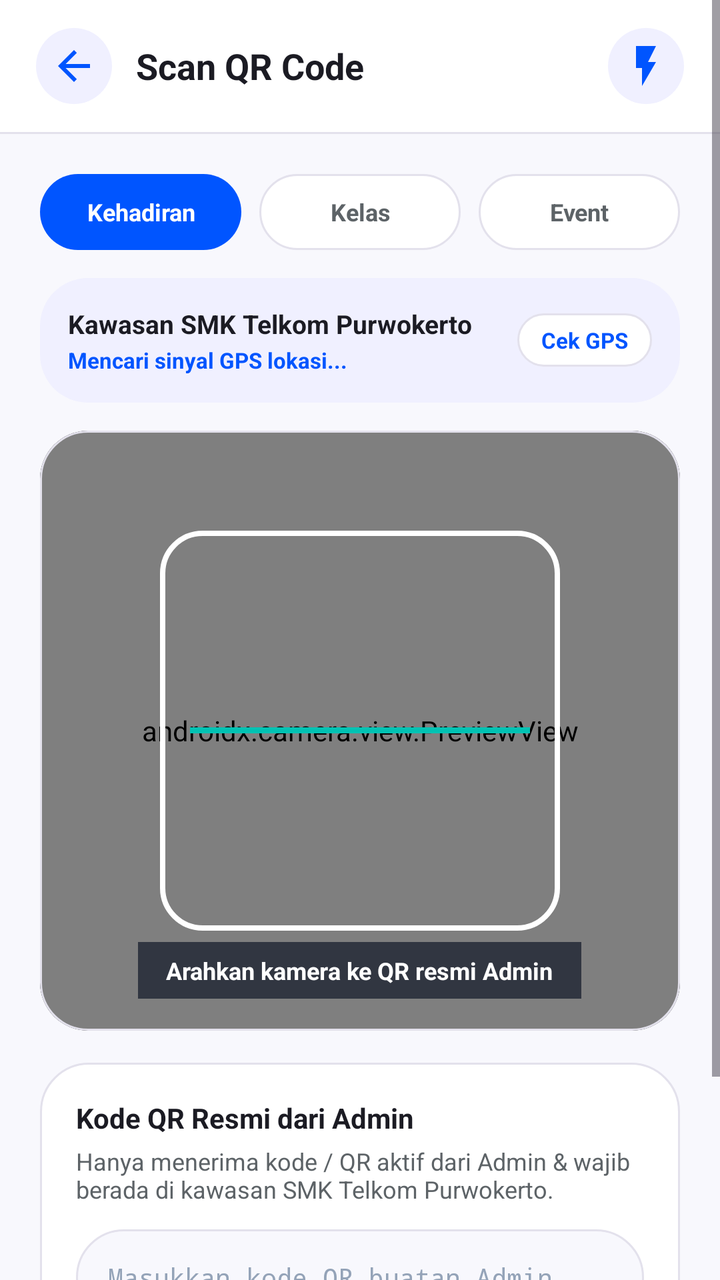
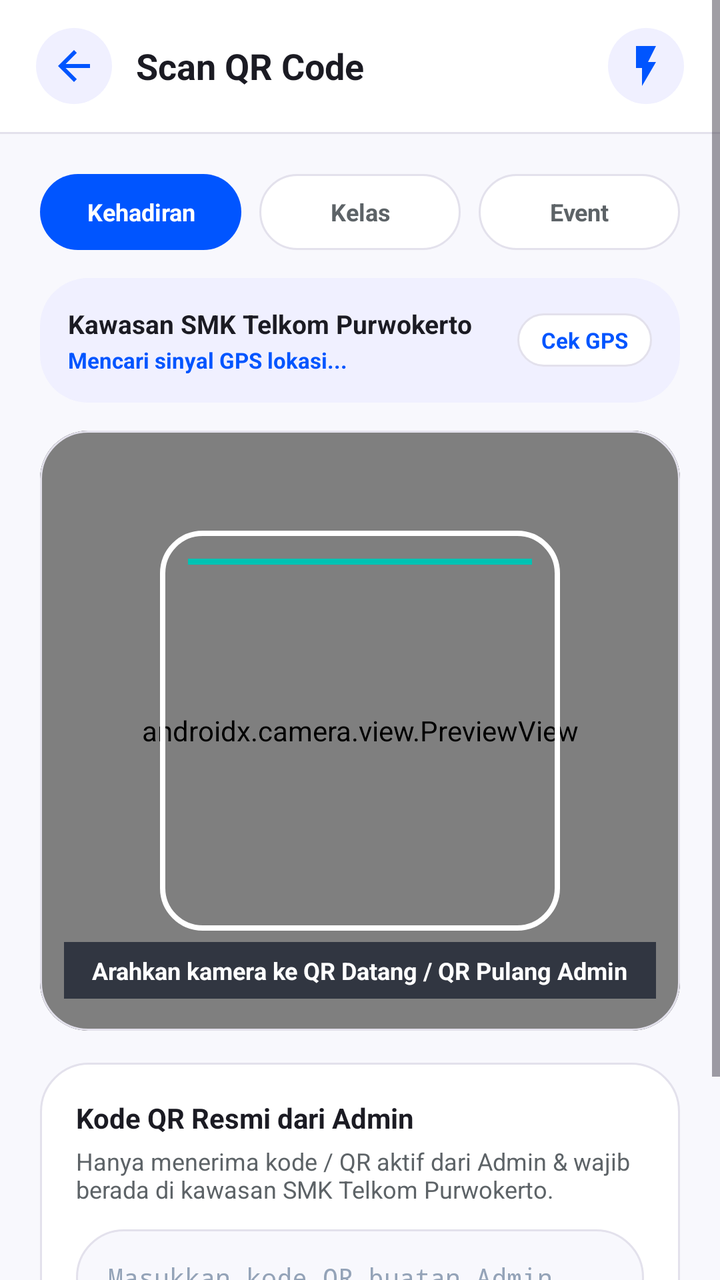

Screens rendered from an Android XML layout before and after an edit, with the pre-edit source and the edit as a unified diff.
<!-- AndroidManifest.xml: application theme Theme.ProjectPSAS -->
<!-- res/layout/activity_scanner.xml -->
<?xml version="1.0" encoding="utf-8"?>
<ScrollView xmlns:android="http://schemas.android.com/apk/res/android"
    xmlns:app="http://schemas.android.com/apk/res-auto"
    android:layout_width="match_parent"
    android:layout_height="match_parent"
    android:background="@color/canvas_bg"
    android:fillViewport="true">

    <LinearLayout
        android:layout_width="match_parent"
        android:layout_height="wrap_content"
        android:orientation="vertical">

        
        <LinearLayout
            android:layout_width="match_parent"
            android:layout_height="wrap_content"
            android:background="@color/white"
            android:gravity="center_vertical"
            android:orientation="horizontal"
            android:paddingHorizontal="18dp"
            android:paddingVertical="14dp">

            <ImageButton
                android:id="@+id/btnBackScanner"
                android:layout_width="38dp"
                android:layout_height="38dp"
                android:background="@drawable/bg_circle_lavender"
                android:contentDescription="Kembali"
                android:padding="8dp"
                android:src="@drawable/ic_arrow_back"
                app:tint="@color/brand_blue" />

            <TextView
                android:layout_width="0dp"
                android:layout_height="wrap_content"
                android:layout_marginStart="12dp"
                android:layout_weight="1"
                android:text="Scan QR Code"
                android:textColor="@color/text_primary"
                android:textSize="18sp"
                android:textStyle="bold" />

            <ImageButton
                android:id="@+id/btnFlash"
                android:layout_width="38dp"
                android:layout_height="38dp"
                android:background="@drawable/bg_circle_lavender"
                android:contentDescription="Lampu Flash"
                android:padding="8dp"
                android:src="@drawable/ic_flash"
                app:tint="@color/brand_blue" />
        </LinearLayout>

        <View
            android:layout_width="match_parent"
            android:layout_height="1dp"
            android:background="@color/border_light" />

        <LinearLayout
            android:layout_width="match_parent"
            android:layout_height="wrap_content"
            android:orientation="vertical"
            android:padding="20dp">

            
            <LinearLayout
                android:layout_width="match_parent"
                android:layout_height="wrap_content"
                android:layout_marginBottom="14dp"
                android:orientation="horizontal">

                <TextView
                    android:id="@+id/tabModeKehadiran"
                    android:layout_width="0dp"
                    android:layout_height="38dp"
                    android:layout_marginEnd="6dp"
                    android:layout_weight="1"
                    android:background="@drawable/bg_pill_blue"
                    android:gravity="center"
                    android:text="Kehadiran"
                    android:textColor="@color/white"
                    android:textSize="12sp"
                    android:textStyle="bold" />

                <TextView
                    android:id="@+id/tabModeKelas"
                    android:layout_width="0dp"
                    android:layout_height="38dp"
                    android:layout_marginHorizontal="3dp"
                    android:layout_weight="1"
                    android:background="@drawable/bg_pill_outline"
                    android:gravity="center"
                    android:text="Kelas"
                    android:textColor="@color/text_muted"
                    android:textSize="12sp"
                    android:textStyle="bold" />

                <TextView
                    android:id="@+id/tabModeEvent"
                    android:layout_width="0dp"
                    android:layout_height="38dp"
                    android:layout_marginStart="6dp"
                    android:layout_weight="1"
                    android:background="@drawable/bg_pill_outline"
                    android:gravity="center"
                    android:text="Event"
                    android:textColor="@color/text_muted"
                    android:textSize="12sp"
                    android:textStyle="bold" />
            </LinearLayout>

            
            <LinearLayout
                android:id="@+id/cardGpsStatus"
                android:layout_width="match_parent"
                android:layout_height="wrap_content"
                android:layout_marginBottom="14dp"
                android:background="@drawable/bg_card_lavender_24"
                android:gravity="center_vertical"
                android:orientation="horizontal"
                android:padding="14dp">

                <LinearLayout
                    android:layout_width="0dp"
                    android:layout_height="wrap_content"
                    android:layout_marginEnd="10dp"
                    android:layout_weight="1"
                    android:orientation="vertical">

                    <TextView
                        android:id="@+id/tvGpsTitle"
                        android:layout_width="wrap_content"
                        android:layout_height="wrap_content"
                        android:text="Kawasan SMK Telkom Purwokerto"
                        android:textColor="@color/text_primary"
                        android:textSize="13sp"
                        android:textStyle="bold" />

                    <TextView
                        android:id="@+id/tvGpsStatus"
                        android:layout_width="wrap_content"
                        android:layout_height="wrap_content"
                        android:layout_marginTop="2dp"
                        android:text="Mencari sinyal GPS lokasi..."
                        android:textColor="@color/brand_blue"
                        android:textSize="11sp"
                        android:textStyle="bold" />
                </LinearLayout>

                <TextView
                    android:id="@+id/btnRefreshGps"
                    android:layout_width="wrap_content"
                    android:layout_height="wrap_content"
                    android:background="@drawable/bg_pill_outline"
                    android:paddingHorizontal="12dp"
                    android:paddingVertical="6dp"
                    android:text="Cek GPS"
                    android:textColor="@color/brand_blue"
                    android:textSize="11sp"
                    android:textStyle="bold" />
            </LinearLayout>

            
            <com.google.android.material.card.MaterialCardView
                android:layout_width="match_parent"
                android:layout_height="300dp"
                app:cardBackgroundColor="@color/scanner_dark"
                app:cardCornerRadius="24dp"
                app:cardElevation="0dp"
                app:strokeColor="@color/border_light"
                app:strokeWidth="1dp">

                <FrameLayout
                    android:layout_width="match_parent"
                    android:layout_height="match_parent">

                    <androidx.camera.view.PreviewView
                        android:id="@+id/previewView"
                        android:layout_width="match_parent"
                        android:layout_height="match_parent" />

                    <FrameLayout
                        android:layout_width="200dp"
                        android:layout_height="200dp"
                        android:layout_gravity="center"
                        android:background="@drawable/bg_scanner_frame">

                        <View
                            android:layout_width="170dp"
                            android:layout_height="3dp"
                            android:layout_gravity="center"
                            android:background="#00C2B3" />
                    </FrameLayout>

                    <TextView
                        android:layout_width="wrap_content"
                        android:layout_height="wrap_content"
                        android:layout_gravity="bottom|center_horizontal"
                        android:layout_marginBottom="16dp"
                        android:background="#B3111827"
                        android:paddingHorizontal="14dp"
                        android:paddingVertical="6dp"
                        android:text="Arahkan kamera ke QR resmi Admin"
                        android:textColor="@color/white"
                        android:textSize="12sp"
                        android:textStyle="bold" />

                    <ProgressBar
                        android:id="@+id/progressScan"
                        android:layout_width="42dp"
                        android:layout_height="42dp"
                        android:layout_gravity="center"
                        android:indeterminateTint="@color/emerald_400"
                        android:visibility="gone" />
                </FrameLayout>
            </com.google.android.material.card.MaterialCardView>

            
            <LinearLayout
                android:layout_width="match_parent"
                android:layout_height="wrap_content"
                android:layout_marginTop="16dp"
                android:background="@drawable/bg_card_white_24"
                android:orientation="vertical"
                android:padding="18dp">

                <TextView
                    android:layout_width="wrap_content"
                    android:layout_height="wrap_content"
                    android:text="Kode QR Resmi dari Admin"
                    android:textColor="@color/text_primary"
                    android:textSize="14sp"
                    android:textStyle="bold" />

                <TextView
                    android:layout_width="wrap_content"
                    android:layout_height="wrap_content"
                    android:layout_marginTop="4dp"
                    android:text="Hanya menerima kode / QR aktif dari Admin &amp; wajib berada di kawasan SMK Telkom Purwokerto."
                    android:textColor="@color/text_muted"
                    android:textSize="12sp" />

                <EditText
                    android:id="@+id/etManualToken"
                    android:layout_width="match_parent"
                    android:layout_height="48dp"
                    android:layout_marginTop="12dp"
                    android:background="@drawable/bg_input_pill"
                    android:fontFamily="monospace"
                    android:hint="Masukkan kode QR buatan Admin"
                    android:inputType="text"
                    android:paddingHorizontal="16dp"
                    android:textColor="@color/text_primary"
                    android:textColorHint="@color/slate_400"
                    android:textSize="13sp" />

                <com.google.android.material.button.MaterialButton
                    android:id="@+id/btnSubmitManual"
                    android:layout_width="match_parent"
                    android:layout_height="48dp"
                    android:layout_marginTop="12dp"
                    android:backgroundTint="@color/brand_blue"
                    android:text="Kirim Presensi"
                    android:textAllCaps="false"
                    android:textColor="@color/white"
                    android:textSize="13sp"
                    android:textStyle="bold"
                    app:cornerRadius="24dp" />
            </LinearLayout>
        </LinearLayout>
    </LinearLayout>
</ScrollView>
<!-- resources referenced by this layout -->
<resources>
  <color name="border_light">#E3E1EC</color>
  <color name="brand_blue">#0055FF</color>
  <color name="canvas_bg">#F8F8FD</color>
  <color name="emerald_400">#34D399</color>
  <color name="scanner_dark">#111827</color>
  <color name="slate_400">#94A3B8</color>
  <color name="text_muted">#5D6367</color>
  <color name="text_primary">#1B1B23</color>
  <color name="white">#FFFFFF</color>
  <!-- drawable bg_card_lavender_24 (drawable) -->
  <?xml version="1.0" encoding="utf-8"?>
  <shape xmlns:android="http://schemas.android.com/apk/res/android" android:shape="rectangle">
      <solid android:color="#F0F0FF" />
      <corners android:radius="24dp" />
  </shape>
  <!-- drawable bg_card_white_24 (drawable) -->
  <?xml version="1.0" encoding="utf-8"?>
  <shape xmlns:android="http://schemas.android.com/apk/res/android" android:shape="rectangle">
      <solid android:color="#FFFFFF" />
      <stroke android:width="1dp" android:color="#E3E1EC" />
      <corners android:radius="24dp" />
  </shape>
  <!-- drawable bg_circle_lavender (drawable) -->
  <?xml version="1.0" encoding="utf-8"?>
  <shape xmlns:android="http://schemas.android.com/apk/res/android" android:shape="oval">
      <solid android:color="#F0F0FF" />
  </shape>
  <!-- drawable bg_input_pill (drawable) -->
  <?xml version="1.0" encoding="utf-8"?>
  <shape xmlns:android="http://schemas.android.com/apk/res/android" android:shape="rectangle">
      <solid android:color="#F8F8FD" />
      <stroke android:width="1dp" android:color="#E3E1EC" />
      <corners android:radius="28dp" />
  </shape>
  <!-- drawable bg_pill_blue (drawable) -->
  <?xml version="1.0" encoding="utf-8"?>
  <shape xmlns:android="http://schemas.android.com/apk/res/android" android:shape="rectangle">
      <solid android:color="#0055FF" />
      <corners android:radius="999dp" />
  </shape>
  <!-- drawable bg_pill_outline (drawable) -->
  <?xml version="1.0" encoding="utf-8"?>
  <shape xmlns:android="http://schemas.android.com/apk/res/android" android:shape="rectangle">
      <solid android:color="#FFFFFF" />
      <stroke android:width="1dp" android:color="#E3E1EC" />
      <corners android:radius="999dp" />
  </shape>
  <!-- drawable bg_scanner_frame (drawable) -->
  <?xml version="1.0" encoding="utf-8"?>
  <shape xmlns:android="http://schemas.android.com/apk/res/android" android:shape="rectangle">
      <solid android:color="@android:color/transparent" />
      <corners android:radius="20dp" />
      <stroke android:width="2.5dp" android:color="#FFFFFF" />
  </shape>
  <!-- drawable ic_arrow_back (drawable) -->
  <vector xmlns:android="http://schemas.android.com/apk/res/android"
      android:width="24dp"
      android:height="24dp"
      android:viewportWidth="24"
      android:viewportHeight="24">
      <path
          android:fillColor="#FFFFFF"
          android:pathData="M20,11H7.83l5.59,-5.59L12,4l-8,8 8,8 1.41,-1.41L7.83,13H20v-2z" />
  </vector>
  <!-- drawable ic_flash (drawable) -->
  <vector xmlns:android="http://schemas.android.com/apk/res/android"
      android:width="24dp"
      android:height="24dp"
      android:viewportWidth="24"
      android:viewportHeight="24">
      <path
          android:fillColor="#FFFFFF"
          android:pathData="M7,2v11h3v9l7,-12h-4l4,-8z" />
  </vector>
  <style name="Theme.ProjectPSAS" parent="Theme.Material3.Light.NoActionBar">
          <item name="colorPrimary">@color/brand_blue</item>
          <item name="colorOnPrimary">@color/white</item>
          <item name="colorPrimaryContainer">@color/lavender_bg</item>
          <item name="colorSecondary">@color/badge_green_text</item>
          <item name="android:colorBackground">@color/canvas_bg</item>
          <item name="android:statusBarColor">@color/canvas_bg</item>
          <item name="android:windowLightStatusBar">true</item>
          <item name="android:navigationBarColor">@color/white</item>
      </style>
  <color name="lavender_bg">#F0F0FF</color>
  <color name="badge_green_text">#135E3D</color>
</resources>

<!-- the commit's change to res/layout/activity_scanner.xml (unified diff, before → after) -->
@@ -181,19 +181,25 @@
                         android:layout_height="match_parent" />
 
                     <FrameLayout
+                        android:id="@+id/scannerViewfinder"
                         android:layout_width="200dp"
                         android:layout_height="200dp"
                         android:layout_gravity="center"
-                        android:background="@drawable/bg_scanner_frame">
+                        android:background="@drawable/bg_scanner_frame"
+                        android:clipChildren="true"
+                        android:clipToPadding="true">
 
                         <View
-                            android:layout_width="170dp"
+                            android:id="@+id/laserLine"
+                            android:layout_width="172dp"
                             android:layout_height="3dp"
-                            android:layout_gravity="center"
+                            android:layout_gravity="top|center_horizontal"
+                            android:layout_marginTop="14dp"
                             android:background="#00C2B3" />
                     </FrameLayout>
 
                     <TextView
+                        android:id="@+id/tvScannerHint"
                         android:layout_width="wrap_content"
                         android:layout_height="wrap_content"
                         android:layout_gravity="bottom|center_horizontal"
@@ -201,7 +207,7 @@
                         android:background="#B3111827"
                         android:paddingHorizontal="14dp"
                         android:paddingVertical="6dp"
-                        android:text="Arahkan kamera ke QR resmi Admin"
+                        android:text="Arahkan kamera ke QR Datang / QR Pulang Admin"
                         android:textColor="@color/white"
                         android:textSize="12sp"
                         android:textStyle="bold" />
